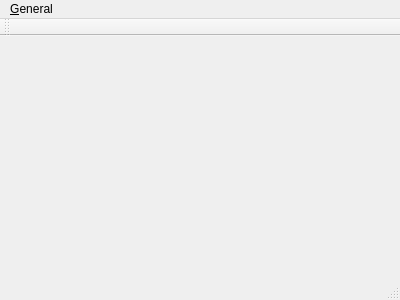
rogorido/qtpredicadores, file gui/mainwindow.ui: the form before one commit.
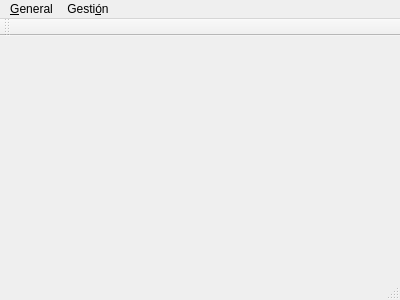
The form after the commit.

Commit message: Adaptación de la mainwindow al nuevo form

What changed in the file:
```diff
--- a/gui/mainwindow.ui
+++ b/gui/mainwindow.ui
@@ -38,7 +38,14 @@
     <addaction name="separator"/>
     <addaction name="actionSalir"/>
    </widget>
+   <widget class="QMenu" name="menuGes_ti_n">
+    <property name="title">
+     <string>Gesti&amp;ón</string>
+    </property>
+    <addaction name="actionResoluciones"/>
+   </widget>
    <addaction name="menuGeneral"/>
+   <addaction name="menuGes_ti_n"/>
   </widget>
   <widget class="QToolBar" name="mainToolBar">
    <attribute name="toolBarArea">
```
Left out of the diff: 17 changed lines with no effect on the pictures. The commit also changes 2 other files.
